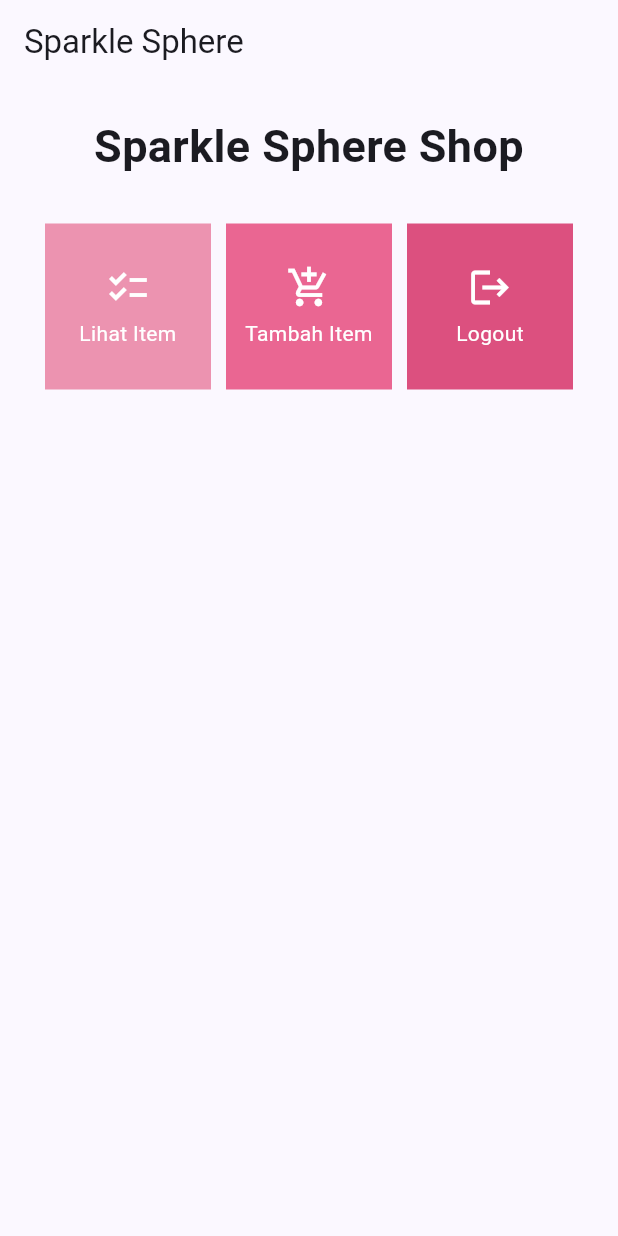
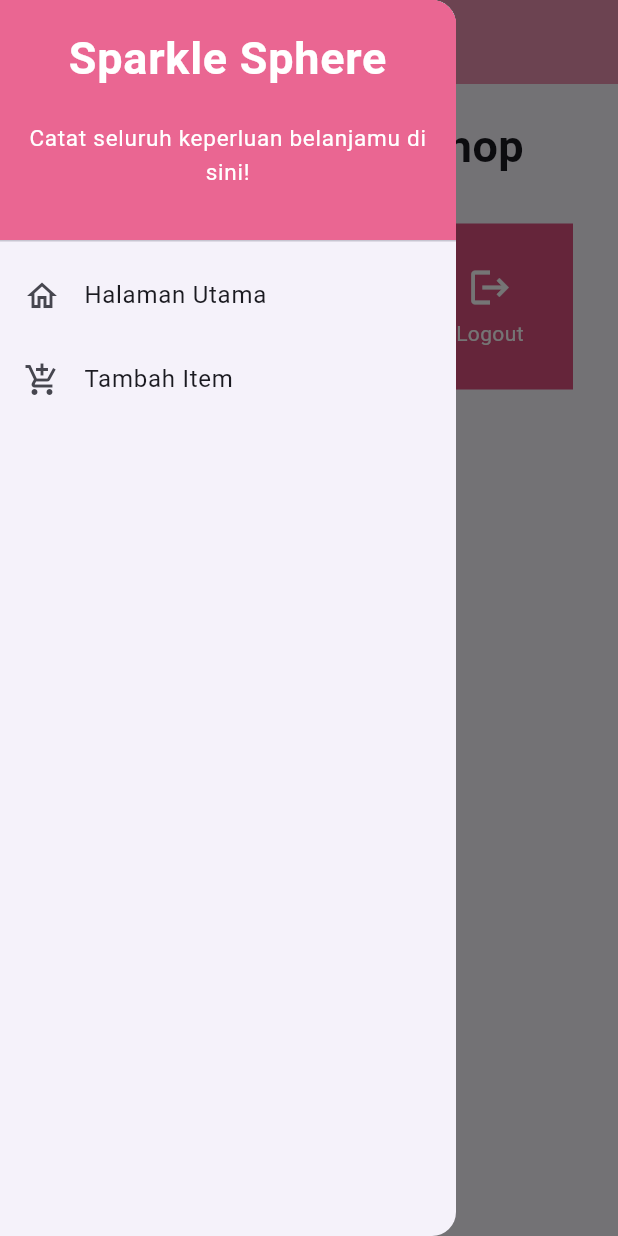
Before and after one commit to Rumintangjsi/Sparkle-Sphere-Mobile, a Flutter app: the screen it shows after launch, with the side drawer open (before the commit the screen has no drawer), on a phone screen of 412 x 824 dp. Run offline on Flutter 3.47's test engine with Material 2 defaults, Android fonts, the phone set to English and light mode, and no system bars.

Commit message:
Menyelesaikan Tugas 8

```diff
--- a/sparkle_sphere/lib/main.dart
+++ b/sparkle_sphere/lib/main.dart
@@ -1,5 +1,5 @@
 import 'package:flutter/material.dart';
-import 'package:sparkle_sphere/menu.dart';
+import 'package:sparkle_sphere/screens/menu.dart';
 
 void main() {
   runApp(const MyApp());
--- a/sparkle_sphere/lib/menu.dart
+++ /dev/null
@@ -1,121 +0,0 @@
-import 'package:flutter/material.dart';
-
-class ShopItem {
-  final String name;
-  final IconData icon;
-  final Color color;
-
-  ShopItem(this.name, this.icon, this.color);
-}
-class ShopCard extends StatelessWidget {
-  final ShopItem item;
-
-  const ShopCard(this.item, {super.key}); // Constructor
-
-  @override
-  Widget build(BuildContext context) {
-    return Material(
-      color: item.color,
-      child: InkWell(
-        // Area responsive terhadap sentuhan
-        onTap: () {
-          // Memunculkan SnackBar ketika diklik
-          ScaffoldMessenger.of(context)
-            ..hideCurrentSnackBar()
-            ..showSnackBar(SnackBar(
-                content: Text("Kamu telah menekan tombol ${item.name}!")));
-        },
-        child: Container(
-          // Container untuk menyimpan Icon dan Text
-          padding: const EdgeInsets.all(8),
-          child: Center(
-            child: Column(
-              mainAxisAlignment: MainAxisAlignment.center,
-              children: [
-                Icon(
-                  item.icon,
-                  color: Colors.white,
-                  size: 30.0,
-                ),
-                const Padding(padding: EdgeInsets.all(3)),
-                Text(
-                  item.name,
-                  textAlign: TextAlign.center,
-                  style: const TextStyle(color: Colors.white),
-                ),
-              ],
-            ),
-          ),
-        ),
-      ),
-    );
-  }
-}
-
-class MyHomePage extends StatelessWidget {
-  MyHomePage({Key? key}) : super(key: key);
-
-  final List<ShopItem> items = [
-    ShopItem("Lihat Item", Icons.checklist, const Color.fromARGB(255, 236, 147, 176)),
-    ShopItem("Tambah Item", Icons.add_shopping_cart, const Color.fromARGB(255, 234, 102, 146)),
-    ShopItem("Logout", Icons.logout, Color.fromARGB(255, 220, 80, 127))
-  ];
-
-  // This widget is the home page of your application. It is stateful, meaning
-  // that it has a State object (defined below) that contains fields that affect
-  // how it looks.
-
-  // This class is the configuration for the state. It holds the values (in this
-  // case the title) provided by the parent (in this case the App widget) and
-  // used by the build method of the State. Fields in a Widget subclass are
-  // always marked "final".
-
-
-  @override
-    Widget build(BuildContext context) {
-        return Scaffold(
-          appBar: AppBar(
-          title: const Text(
-            'Sparkle Sphere',
-          ),
-        ),
-        body: SingleChildScrollView(
-          // Widget wrapper yang dapat discroll
-          child: Padding(
-            padding: const EdgeInsets.all(10.0), // Set padding dari halaman
-            child: Column(
-              // Widget untuk menampilkan children secara vertikal
-              children: <Widget>[
-                const Padding(
-                  padding: EdgeInsets.only(top: 10.0, bottom: 10.0),
-                  // Widget Text untuk menampilkan tulisan dengan alignment center dan style yang sesuai
-                  child: Text(
-                    'Sparkle Sphere Shop', // Text yang menandakan toko
-                    textAlign: TextAlign.center,
-                    style: TextStyle(
-                      fontSize: 30,
-                      fontWeight: FontWeight.bold,
-                    ),
-                  ),
-                ),
-                // Grid layout
-                GridView.count(
-                  // Container pada card kita.
-                  primary: true,
-                  padding: const EdgeInsets.all(20),
-                  crossAxisSpacing: 10,
-                  mainAxisSpacing: 10,
-                  crossAxisCount: 3,
-                  shrinkWrap: true,
-                  children: items.map((ShopItem item) {
-                    // Iterasi untuk setiap item
-                    return ShopCard(item);
-                  }).toList(),
-                ),
-              ],
-            ),
-          ),
-        ),
-      );
-    }
-}
--- /dev/null
+++ b/sparkle_sphere/lib/screens/menu.dart
@@ -0,0 +1,58 @@
+import 'package:flutter/material.dart';
+import 'package:sparkle_sphere/widgets/left_drawer.dart';
+import 'package:sparkle_sphere/widgets/shop_card.dart'; // Import ShopCard and ShopItem from shop_card.dart
+
+class MyHomePage extends StatelessWidget {
+  MyHomePage({Key? key}) : super(key: key);
+
+  final List<ShopItem> items = [
+    ShopItem("Lihat Item", Icons.checklist, const Color.fromARGB(255, 236, 147, 176)),
+    ShopItem("Tambah Item", Icons.add_shopping_cart, const Color.fromARGB(255, 234, 102, 146)),
+    ShopItem("Logout", Icons.logout, Color.fromARGB(255, 220, 80, 127))
+  ];
+
+  @override
+  Widget build(BuildContext context) {
+    return Scaffold(
+      appBar: AppBar(
+        title: const Text(
+          'Sparkle Sphere',
+        ),
+        backgroundColor: const Color.fromARGB(255, 236, 147, 176),
+        foregroundColor: Colors.white,
+      ),
+      drawer: const LeftDrawer(),
+      body: SingleChildScrollView(
+        child: Padding(
+          padding: const EdgeInsets.all(10.0),
+          child: Column(
+            children: <Widget>[
+              const Padding(
+                padding: EdgeInsets.only(top: 10.0, bottom: 10.0),
+                child: Text(
+                  'Sparkle Sphere Shop',
+                  textAlign: TextAlign.center,
+                  style: TextStyle(
+                    fontSize: 30,
+                    fontWeight: FontWeight.bold,
+                  ),
+                ),
+              ),
+              GridView.count(
+                primary: true,
+                padding: const EdgeInsets.all(20),
+                crossAxisSpacing: 10,
+                mainAxisSpacing: 10,
+                crossAxisCount: 3,
+                shrinkWrap: true,
+                children: items.map((ShopItem item) {
+                  return ShopCard(item);
+                }).toList(),
+              ),
+            ],
+          ),
+        ),
+      ),
+    );
+  }
+}
--- /dev/null
+++ b/sparkle_sphere/lib/widgets/left_drawer.dart
@@ -0,0 +1,67 @@
+import 'package:flutter/material.dart';
+import 'package:sparkle_sphere/screens/menu.dart';
+import 'package:sparkle_sphere/screens/shoplist_form.dart';
+
+class LeftDrawer extends StatelessWidget {
+  const LeftDrawer({super.key});
+
+  @override
+  Widget build(BuildContext context) {
+    return Drawer(
+      child: ListView(
+        children: [
+            const DrawerHeader(
+              decoration: BoxDecoration(
+                color: const Color.fromARGB(255, 234, 102, 146),
+              ),
+              child: Column(
+                children: [
+                  Text(
+                    'Sparkle Sphere',
+                    textAlign: TextAlign.center,
+                    style: TextStyle(
+                      fontSize: 30,
+                      fontWeight: FontWeight.bold,
+                      color: Colors.white,
+                    ),
+                  ),
+                  Padding(padding: EdgeInsets.all(10)),
+                  Text("Catat seluruh keperluan belanjamu di sini!",
+                      textAlign: TextAlign.center,
+                      style: TextStyle(
+                        fontSize: 15,
+                        color: Colors.white,
+                        fontWeight: FontWeight.normal,
+                      ),
+                  ),
+                ],
+              ),
+            ),
+          ListTile(
+            leading: const Icon(Icons.home_outlined),
+            title: const Text('Halaman Utama'),
+            // Bagian redirection ke MyHomePage
+            onTap: () {
+              Navigator.pushReplacement(
+                  context,
+                  MaterialPageRoute(
+                    builder: (context) => MyHomePage(),
+                  ));
+            },
+            ),
+            ListTile(
+            leading: const Icon(Icons.add_shopping_cart),
+            title: const Text('Tambah Item'),
+            // Bagian redirection ke ShopFormPage
+            onTap: () {
+              Navigator.push(
+                context,
+                MaterialPageRoute(builder: (context) => const ShopFormPage()),
+              );
+            },
+          ),
+        ],
+      ),
+    );
+  }
+}
--- /dev/null
+++ b/sparkle_sphere/lib/widgets/shop_card.dart
@@ -0,0 +1,60 @@
+import 'package:flutter/material.dart';
+import 'package:sparkle_sphere/screens/shoplist_form.dart'; // Import ShopFormPage for navigation
+
+class ShopItem {
+  final String name;
+  final IconData icon;
+  final Color color;
+
+
+  ShopItem(this.name, this.icon, this.color);
+}
+
+class ShopCard extends StatelessWidget {
+  final ShopItem item;
+
+  const ShopCard(this.item, {super.key}); // Constructor
+
+  @override
+  Widget build(BuildContext context) {
+    return Material(
+      color: item.color,
+      child: InkWell(
+        onTap: () {
+          ScaffoldMessenger.of(context)
+            ..hideCurrentSnackBar()
+            ..showSnackBar(SnackBar(
+                content: Text("Kamu telah menekan tombol ${item.name}!")));
+
+          if (item.name == "Tambah Item") {
+            Navigator.push(
+              context,
+              MaterialPageRoute(builder: (context) => const ShopFormPage()),
+            );
+          }
+        },
+        child: Container(
+          padding: const EdgeInsets.all(8),
+          child: Center(
+            child: Column(
+              mainAxisAlignment: MainAxisAlignment.center,
+              children: [
+                Icon(
+                  item.icon,
+                  color: Colors.white,
+                  size: 30.0,
+                ),
+                const Padding(padding: EdgeInsets.all(3)),
+                Text(
+                  item.name,
+                  textAlign: TextAlign.center,
+                  style: const TextStyle(color: Colors.white),
+                ),
+              ],
+            ),
+          ),
+        ),
+      ),
+    );
+  }
+}
```
Also changed, not shown: sparkle_sphere/lib/screens/shoplist_form.dart (added, +164 -0 lines), 3 other files.
